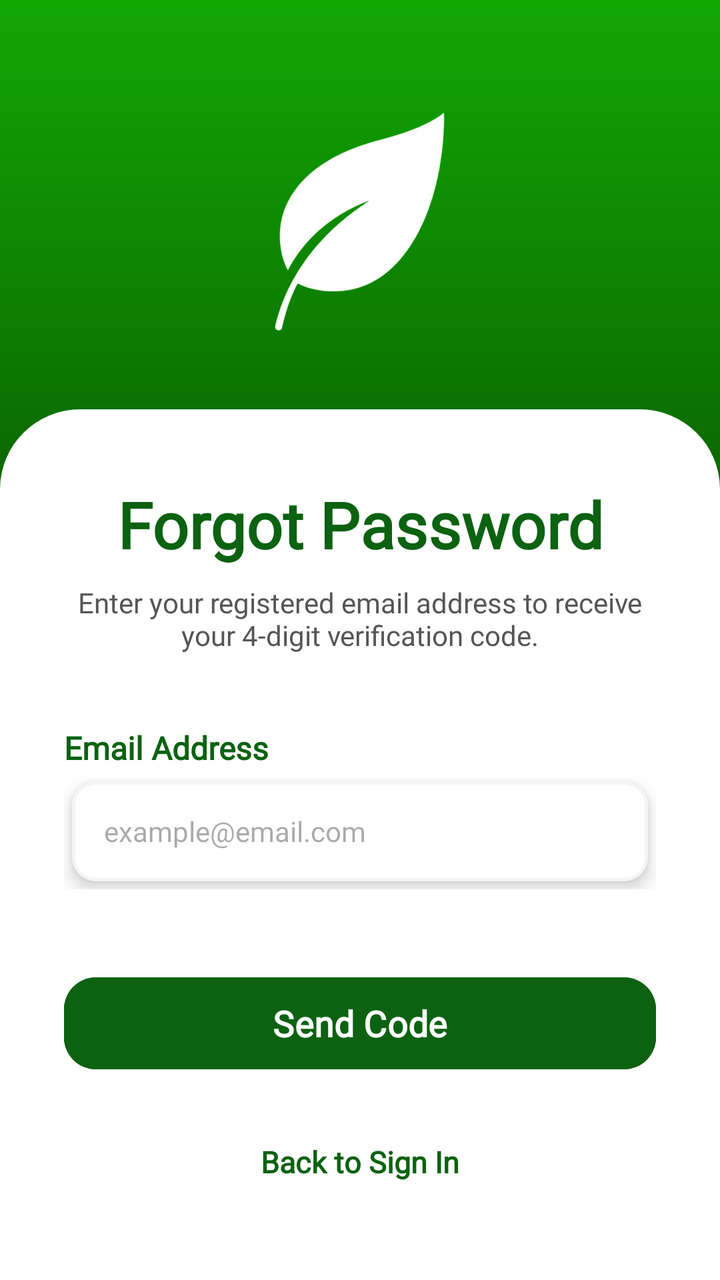
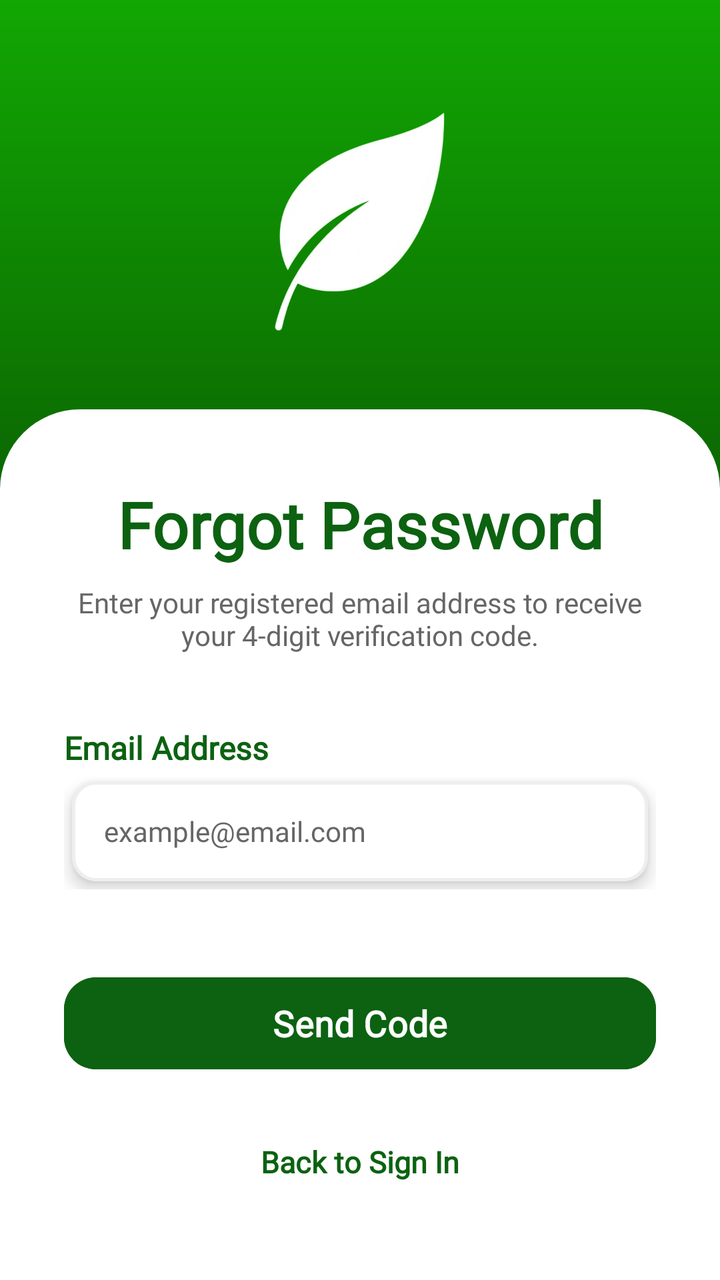

Two renders of the same Android screen: before a commit and after it. Below are the layout's source before the change and the commit's diff.
<!-- AndroidManifest.xml: application theme Theme.SmartGrow -->
<!-- res/layout/activity_forgot_password.xml -->
<?xml version="1.0" encoding="utf-8"?>
<androidx.constraintlayout.widget.ConstraintLayout
    xmlns:android="http://schemas.android.com/apk/res/android"
    xmlns:app="http://schemas.android.com/apk/res-auto"
    android:layout_width="match_parent"
    android:layout_height="match_parent"
    android:background="@drawable/gradient_splash_bg">

    <FrameLayout
        android:id="@+id/layout_top_logo"
        android:layout_width="match_parent"
        android:layout_height="0dp"
        app:layout_constraintHeight_percent="0.35"
        app:layout_constraintTop_toTopOf="parent"
        app:layout_constraintStart_toStartOf="parent"
        app:layout_constraintEnd_toEndOf="parent">

        <ImageView
            android:id="@+id/img_forgot_logo"
            android:layout_width="120dp"
            android:layout_height="120dp"
            android:layout_gravity="center"
            android:src="@drawable/smartgrow_logo"
            android:contentDescription="SmartGrow Logo" />
    </FrameLayout>

    <androidx.core.widget.NestedScrollView
        android:layout_width="match_parent"
        android:layout_height="0dp"
        android:background="@drawable/white_card_top_rounded"
        android:fillViewport="true"
        app:layout_constraintHeight_percent="0.68"
        app:layout_constraintBottom_toBottomOf="parent"
        app:layout_constraintStart_toStartOf="parent"
        app:layout_constraintEnd_toEndOf="parent">

        <androidx.constraintlayout.widget.ConstraintLayout
            android:layout_width="match_parent"
            android:layout_height="wrap_content"
            android:paddingHorizontal="32dp"
            android:paddingTop="36dp"
            android:paddingBottom="24dp">

            <TextView
                android:id="@+id/tv_forgot_title"
                android:layout_width="wrap_content"
                android:layout_height="wrap_content"
                android:text="Forgot Password"
                android:textSize="32sp"
                android:fontFamily="@font/poppins"
                android:textStyle="bold"
                android:textColor="#0C6211"
                app:layout_constraintTop_toTopOf="parent"
                app:layout_constraintStart_toStartOf="parent"
                app:layout_constraintEnd_toEndOf="parent" />

            <TextView
                android:id="@+id/tv_forgot_subtitle"
                android:layout_width="match_parent"
                android:layout_height="wrap_content"
                android:text="Enter your registered email address to receive your 4-digit verification code."
                android:textSize="14sp"
                android:fontFamily="@font/poppins"
                android:textColor="#555555"
                android:gravity="center"
                android:layout_marginTop="8dp"
                app:layout_constraintTop_toBottomOf="@id/tv_forgot_title" />

            <LinearLayout
                android:id="@+id/layout_form_forgot"
                android:layout_width="match_parent"
                android:layout_height="wrap_content"
                android:orientation="vertical"
                android:layout_marginTop="36dp"
                app:layout_constraintTop_toBottomOf="@id/tv_forgot_subtitle">

                <TextView
                    android:layout_width="wrap_content"
                    android:layout_height="wrap_content"
                    android:text="Email Address"
                    android:textColor="#0C6211"
                    android:textSize="16sp"
                    android:textStyle="bold"
                    android:fontFamily="@font/poppins"
                    android:layout_marginBottom="6dp" />

                <com.google.android.material.card.MaterialCardView
                    android:layout_width="match_parent"
                    android:layout_height="50dp"
                    android:layout_marginHorizontal="4dp"
                    android:layout_marginBottom="4dp"
                    app:cardElevation="5dp"
                    app:cardCornerRadius="12dp"
                    app:cardBackgroundColor="#FFFFFF"
                    app:strokeWidth="1.5dp"
                    app:strokeColor="#F6F4F4">

                    <EditText
                        android:id="@+id/et_forgot_email"
                        android:layout_width="match_parent"
                        android:layout_height="match_parent"
                        android:background="@null"
                        android:hint="example@email.com"
                        android:inputType="textEmailAddress"
                        android:paddingHorizontal="16dp"
                        android:textSize="14sp"
                        android:textColor="#333333"
                        android:fontFamily="@font/poppins" />
                </com.google.android.material.card.MaterialCardView>
            </LinearLayout>

            <com.google.android.material.button.MaterialButton
                android:id="@+id/btn_send_code"
                android:layout_width="match_parent"
                android:layout_height="54dp"
                android:text="Send Code"
                android:textSize="18sp"
                android:fontFamily="@font/poppins"
                android:textStyle="bold"
                android:textColor="@color/white"
                android:textAllCaps="false"
                android:backgroundTint="#0C6211"
                app:cornerRadius="16dp"
                android:elevation="6dp"
                android:layout_marginTop="40dp"
                app:layout_constraintTop_toBottomOf="@id/layout_form_forgot"
                app:layout_constraintStart_toStartOf="parent"
                app:layout_constraintEnd_toEndOf="parent" />

            <TextView
                android:id="@+id/tv_back_to_login"
                android:layout_width="wrap_content"
                android:layout_height="wrap_content"
                android:text="Back to Sign In"
                android:textColor="#0C6211"
                android:textStyle="bold"
                android:fontFamily="@font/poppins"
                android:textSize="15sp"
                android:padding="8dp"
                android:layout_marginTop="24dp"
                app:layout_constraintTop_toBottomOf="@id/btn_send_code"
                app:layout_constraintStart_toStartOf="parent"
                app:layout_constraintEnd_toEndOf="parent" />

        </androidx.constraintlayout.widget.ConstraintLayout>
    </androidx.core.widget.NestedScrollView>
</androidx.constraintlayout.widget.ConstraintLayout>
<!-- resources referenced by this layout -->
<resources>
  <color name="white">#FFFFFFFF</color>
  <!-- drawable gradient_splash_bg (drawable) -->
  <?xml version="1.0" encoding="utf-8"?>
  <shape xmlns:android="http://schemas.android.com/apk/res/android"
      android:shape="rectangle">
      <gradient
          android:startColor="#12A703"
          android:endColor="#000000"
          android:angle="270" />
  </shape>
  <!-- drawable smartgrow_logo: png bitmap (drawable, 73503 bytes) -->
  <!-- drawable white_card_top_rounded (drawable) -->
  <?xml version="1.0" encoding="utf-8"?>
  <shape xmlns:android="http://schemas.android.com/apk/res/android"
      android:shape="rectangle">
      <solid android:color="#FFFFFF" />
      <corners
          android:topLeftRadius="40dp"
          android:topRightRadius="40dp"
          android:bottomLeftRadius="0dp"
          android:bottomRightRadius="0dp" />
  </shape>
  <style name="Theme.SmartGrow" parent="Base.Theme.SmartGrow" />
  <style name="Base.Theme.SmartGrow" parent="Theme.Material3.DayNight.NoActionBar">
          <item name="android:windowBackground">@android:color/white</item>
          <item name="android:windowDisablePreview">true</item>
  
          
          <item name="android:statusBarColor">#FFFFFF</item>
          <item name="android:windowLightStatusBar">true</item>
  
          
          <item name="android:navigationBarColor">#FFFFFF</item>
          <item name="android:windowLightNavigationBar" tools:targetApi="o">true</item>
  
          <item name="android:windowDrawsSystemBarBackgrounds">true</item>
          <item name="android:windowTranslucentStatus">false</item>
          <item name="android:windowTranslucentNavigation">false</item>
      </style>
</resources>

<!-- the commit's change to res/layout/activity_forgot_password.xml (unified diff, before → after) -->
@@ -49,7 +49,7 @@
                 android:textSize="32sp"
                 android:fontFamily="@font/poppins"
                 android:textStyle="bold"
-                android:textColor="#0C6211"
+                android:textColor="@color/primary_green"
                 app:layout_constraintTop_toTopOf="parent"
                 app:layout_constraintStart_toStartOf="parent"
                 app:layout_constraintEnd_toEndOf="parent" />
@@ -61,7 +61,7 @@
                 android:text="Enter your registered email address to receive your 4-digit verification code."
                 android:textSize="14sp"
                 android:fontFamily="@font/poppins"
-                android:textColor="#555555"
+                android:textColor="@color/text_secondary"
                 android:gravity="center"
                 android:layout_marginTop="8dp"
                 app:layout_constraintTop_toBottomOf="@id/tv_forgot_title" />
@@ -78,7 +78,7 @@
                     android:layout_width="wrap_content"
                     android:layout_height="wrap_content"
                     android:text="Email Address"
-                    android:textColor="#0C6211"
+                    android:textColor="@color/primary_green"
                     android:textSize="16sp"
                     android:textStyle="bold"
                     android:fontFamily="@font/poppins"
@@ -91,9 +91,9 @@
                     android:layout_marginBottom="4dp"
                     app:cardElevation="5dp"
                     app:cardCornerRadius="12dp"
-                    app:cardBackgroundColor="#FFFFFF"
+                    app:cardBackgroundColor="@color/card_background"
                     app:strokeWidth="1.5dp"
-                    app:strokeColor="#F6F4F4">
+                    app:strokeColor="@color/divider">
 
                     <EditText
                         android:id="@+id/et_forgot_email"
@@ -101,10 +101,11 @@
                         android:layout_height="match_parent"
                         android:background="@null"
                         android:hint="example@email.com"
+                        android:textColorHint="@color/text_secondary"
                         android:inputType="textEmailAddress"
                         android:paddingHorizontal="16dp"
                         android:textSize="14sp"
-                        android:textColor="#333333"
+                        android:textColor="@color/text_primary"
                         android:fontFamily="@font/poppins" />
                 </com.google.android.material.card.MaterialCardView>
             </LinearLayout>
@@ -119,7 +120,7 @@
                 android:textStyle="bold"
                 android:textColor="@color/white"
                 android:textAllCaps="false"
-                android:backgroundTint="#0C6211"
+                android:backgroundTint="@color/primary_green"
                 app:cornerRadius="16dp"
                 android:elevation="6dp"
                 android:layout_marginTop="40dp"
@@ -132,7 +133,7 @@
                 android:layout_width="wrap_content"
                 android:layout_height="wrap_content"
                 android:text="Back to Sign In"
-                android:textColor="#0C6211"
+                android:textColor="@color/primary_green"
                 android:textStyle="bold"
                 android:fontFamily="@font/poppins"
                 android:textSize="15sp"
<!-- resource entries referenced after the edit -->
@@ -1,5 +1,10 @@
 <!-- resources referenced by this layout -->
 <resources>
+  <color name="card_background">#FFFFFF</color>
+  <color name="divider">#EEEEEE</color>
+  <color name="primary_green">#0C6211</color>
+  <color name="text_primary">#111111</color>
+  <color name="text_secondary">#666666</color>
   <color name="white">#FFFFFFFF</color>
   <!-- drawable gradient_splash_bg (drawable) -->
   <?xml version="1.0" encoding="utf-8"?>
@@ -15,7 +20,7 @@
   <?xml version="1.0" encoding="utf-8"?>
   <shape xmlns:android="http://schemas.android.com/apk/res/android"
       android:shape="rectangle">
-      <solid android:color="#FFFFFF" />
+      <solid android:color="@color/card_background" />
       <corners
           android:topLeftRadius="40dp"
           android:topRightRadius="40dp"
@@ -24,20 +29,21 @@
   </shape>
   <style name="Theme.SmartGrow" parent="Base.Theme.SmartGrow" />
   <style name="Base.Theme.SmartGrow" parent="Theme.Material3.DayNight.NoActionBar">
-          <item name="android:windowBackground">@android:color/white</item>
+          <item name="android:windowBackground">@color/background</item>
           <item name="android:windowDisablePreview">true</item>
   
           
-          <item name="android:statusBarColor">#FFFFFF</item>
+          <item name="android:statusBarColor">@color/background</item>
           <item name="android:windowLightStatusBar">true</item>
   
           
-          <item name="android:navigationBarColor">#FFFFFF</item>
+          <item name="android:navigationBarColor">@color/background</item>
           <item name="android:windowLightNavigationBar" tools:targetApi="o">true</item>
   
           <item name="android:windowDrawsSystemBarBackgrounds">true</item>
           <item name="android:windowTranslucentStatus">false</item>
           <item name="android:windowTranslucentNavigation">false</item>
       </style>
+  <color name="background">#F9FAFA</color>
 </resources>
 
